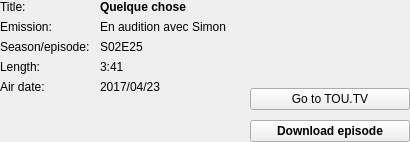
Above: toutvqt/dat/ui/episode_infos_widget.ui from bvanheu/pytoutv before the change. Below: the same form after it.
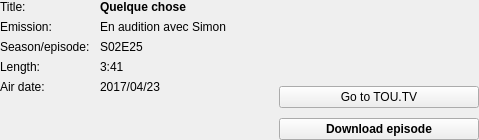
That is the form after the change.

Commit message: Qt: add episodes thumbnails

The edit to the form file:
```diff
--- a/toutvqt/dat/ui/episode_infos_widget.ui
+++ b/toutvqt/dat/ui/episode_infos_widget.ui
@@ -6,8 +6,8 @@
    <rect>
     <x>0</x>
     <y>0</y>
-    <width>410</width>
-    <height>142</height>
+    <width>479</width>
+    <height>140</height>
    </rect>
   </property>
   <layout class="QHBoxLayout" name="horizontalLayout" stretch="3,2">
@@ -162,6 +162,25 @@
    </item>
    <item>
     <layout class="QVBoxLayout" name="verticalLayout_2">
+     <item>
+      <widget class="QLabel" name="thumb_value_label">
+       <property name="minimumSize">
+        <size>
+         <width>200</width>
+         <height>0</height>
+        </size>
+       </property>
+       <property name="maximumSize">
+        <size>
+         <width>200</width>
+         <height>16777215</height>
+        </size>
+       </property>
+       <property name="text">
+        <string/>
+       </property>
+      </widget>
+     </item>
      <item>
       <spacer name="verticalSpacer">
        <property name="orientation">
```
The commit also changes 3 other files.
